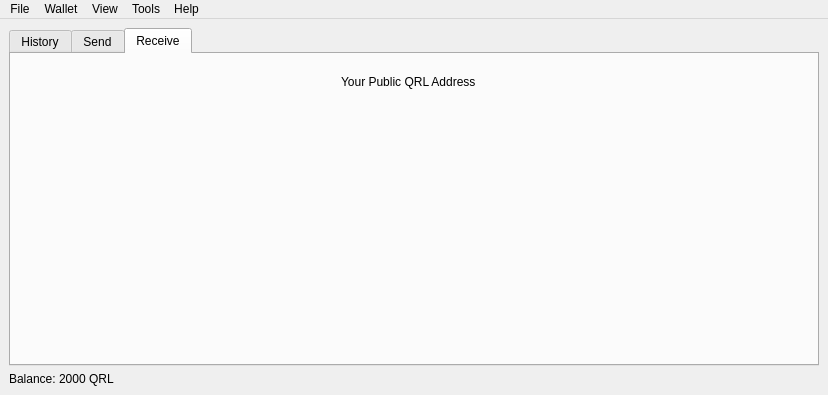
Above: GUI3.ui from successor1/qrllight before the change. Below: the same form after it.
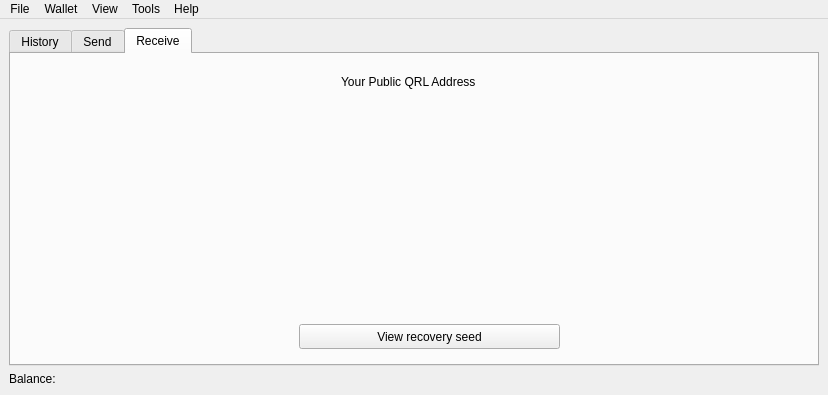
That is the form after the change. Icons and pictures are not drawn.

```diff
--- a/GUI3.ui
+++ b/GUI3.ui
@@ -244,13 +244,39 @@
          <string/>
         </property>
        </widget>
+       <widget class="QPushButton" name="view_recovery_seed_btn">
+        <property name="geometry">
+         <rect>
+          <x>288</x>
+          <y>270</y>
+          <width>261</width>
+          <height>25</height>
+         </rect>
+        </property>
+        <property name="text">
+         <string>View recovery seed</string>
+        </property>
+       </widget>
+       <widget class="QLabel" name="qr_image_label">
+        <property name="geometry">
+         <rect>
+          <x>290</x>
+          <y>80</y>
+          <width>251</width>
+          <height>181</height>
+         </rect>
+        </property>
+        <property name="text">
+         <string/>
+        </property>
+       </widget>
       </widget>
      </widget>
     </item>
     <item>
      <widget class="QLabel" name="balance_label">
       <property name="text">
-       <string>Balance: 2000 QRL</string>
+       <string>Balance: </string>
       </property>
      </widget>
     </item>
```
Left out of the diff: 2 changed lines with no effect on the pictures.
